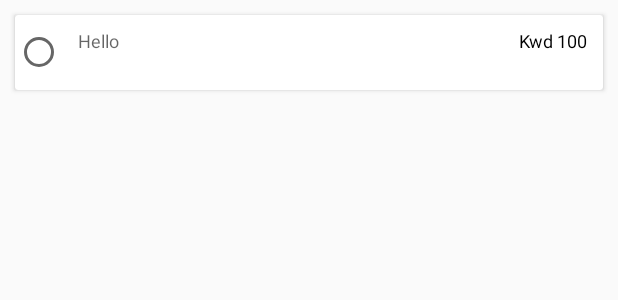
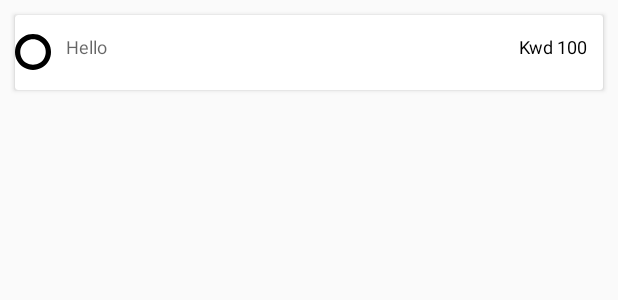
Before and after one commit to divijsethi822348/Freshup, an Android app: the layout services_type_expanded_recycler_item.xml on its own in the app's theme, with its tools: preview values and no code run, on a phone screen of 412 x 824 dp. Shown: the top 300 px of the screen. Run offline under Robolectric (Android 15) with nearby library versions, the phone set to English and light mode, and no system bars.

```diff
--- /dev/null
+++ b/app/src/main/res/drawable/ic_circle_shape_outline.xml
@@ -0,0 +1,4 @@
+<vector android:height="24dp" android:viewportHeight="438.533"
+    android:viewportWidth="438.533" android:width="24dp" xmlns:android="http://schemas.android.com/apk/res/android">
+    <path android:fillColor="#FF000000" android:pathData="M409.133,109.203c-19.608,-33.592 -46.205,-60.189 -79.798,-79.796C295.736,9.801 259.058,0 219.273,0c-39.781,0 -76.47,9.801 -110.063,29.407c-33.595,19.604 -60.192,46.201 -79.8,79.796C9.801,142.8 0,179.489 0,219.267c0,39.78 9.804,76.463 29.407,110.062c19.607,33.592 46.204,60.189 79.799,79.798c33.597,19.605 70.283,29.407 110.063,29.407s76.47,-9.802 110.065,-29.407c33.593,-19.602 60.189,-46.206 79.795,-79.798c19.603,-33.596 29.403,-70.284 29.403,-110.062C438.533,179.485 428.732,142.795 409.133,109.203zM353.742,297.208c-13.894,23.791 -32.736,42.633 -56.527,56.534c-23.791,13.894 -49.771,20.834 -77.945,20.834c-28.167,0 -54.149,-6.94 -77.943,-20.834c-23.791,-13.901 -42.633,-32.743 -56.527,-56.534c-13.897,-23.791 -20.843,-49.772 -20.843,-77.941c0,-28.171 6.949,-54.152 20.843,-77.943c13.891,-23.791 32.738,-42.637 56.527,-56.53c23.791,-13.895 49.772,-20.84 77.943,-20.84c28.173,0 54.154,6.945 77.945,20.84c23.791,13.894 42.634,32.739 56.527,56.53c13.895,23.791 20.838,49.772 20.838,77.943C374.58,247.436 367.637,273.417 353.742,297.208z"/>
+</vector>
--- /dev/null
+++ b/app/src/main/res/drawable/ic_radio_on_button.xml
@@ -0,0 +1,4 @@
+<vector android:height="24dp" android:viewportHeight="510"
+    android:viewportWidth="510" android:width="24dp" xmlns:android="http://schemas.android.com/apk/res/android">
+    <path android:fillColor="#FF000000" android:pathData="M255,127.5c-71.4,0 -127.5,56.1 -127.5,127.5c0,71.4 56.1,127.5 127.5,127.5c71.4,0 127.5,-56.1 127.5,-127.5C382.5,183.6 326.4,127.5 255,127.5zM255,0C114.75,0 0,114.75 0,255s114.75,255 255,255s255,-114.75 255,-255S395.25,0 255,0zM255,459c-112.2,0 -204,-91.8 -204,-204S142.8,51 255,51s204,91.8 204,204S367.2,459 255,459z"/>
+</vector>
--- a/app/src/main/res/layout/services_type_expanded_recycler_item.xml
+++ b/app/src/main/res/layout/services_type_expanded_recycler_item.xml
@@ -16,9 +16,10 @@
             android:layout_height="wrap_content"
             android:layout_gravity="center_vertical"
             >
-            <RadioButton
+            <ImageView
                 android:layout_width="wrap_content"
                 android:layout_height="wrap_content"
+                android:src="@drawable/ic_circle_shape_outline"
                 android:id="@+id/radio"/>
             <TextView
                 android:layout_width="wrap_content"
```
Also changed, not shown: app/src/main/AndroidManifest.xml (+5 -5 lines), app/src/main/java/com/example/freshup/Adapters/ServicesTypeExpandedAdapter.java (+19 -0 lines).
